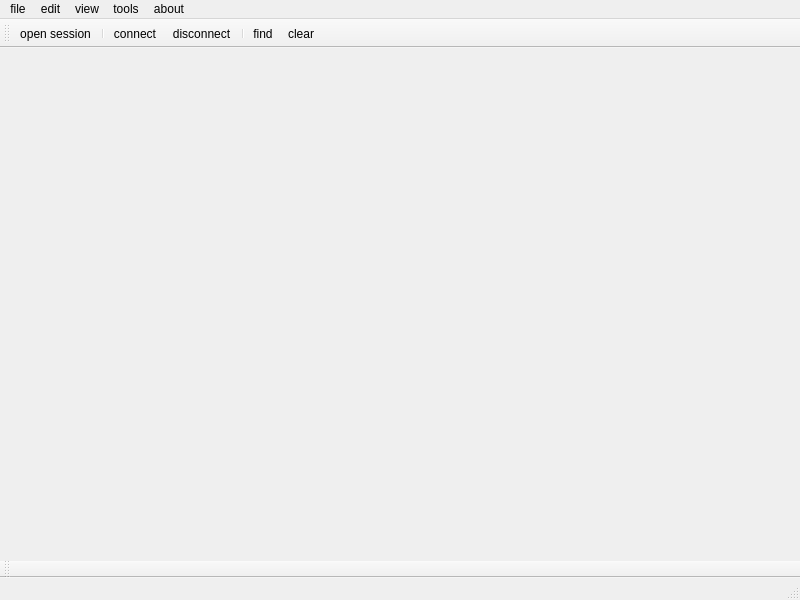
qiushao/kkshell, file resources/forms/mainwindow.ui: the form before one commit.
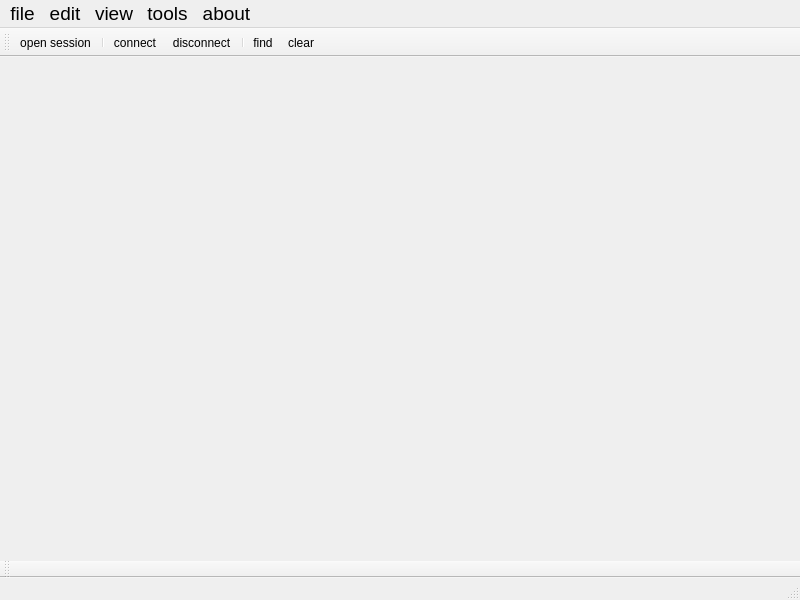
The form after the commit. Icons and pictures are not drawn.

Commit message: fixed some crash issue

The edit to the form file:
```diff
--- a/resources/forms/mainwindow.ui
+++ b/resources/forms/mainwindow.ui
@@ -20,9 +20,15 @@
      <x>0</x>
      <y>0</y>
      <width>800</width>
-     <height>26</height>
+     <height>35</height>
     </rect>
    </property>
+   <property name="font">
+    <font>
+     <family>Ubuntu</family>
+     <pointsize>14</pointsize>
+    </font>
+   </property>
    <widget class="QMenu" name="menufile">
     <property name="title">
      <string>file</string>
```
The commit also changes 2 other files.
